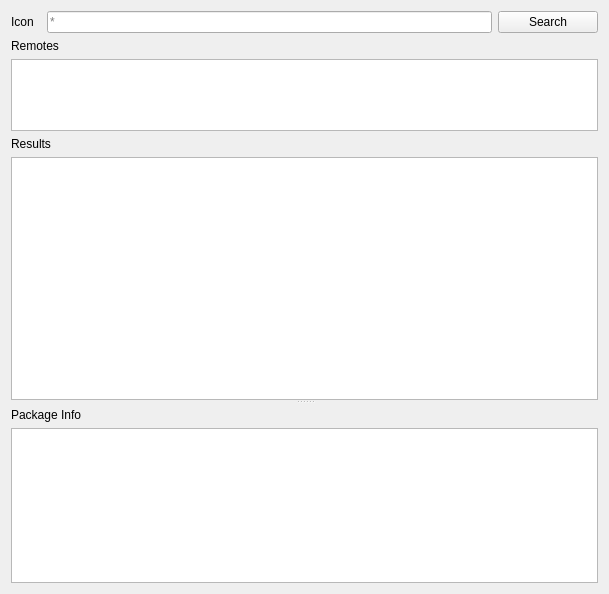
goszpeti/conan_explorer, file src/conan_app_launcher/ui/views/conan_search/conan_search.ui: the form before one commit.
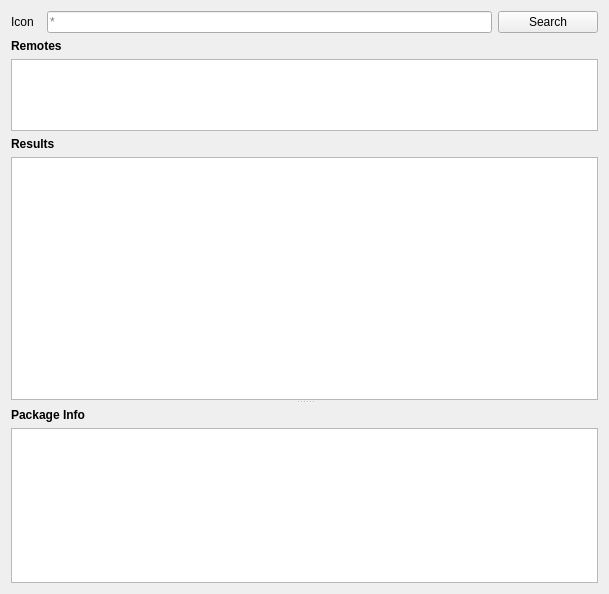
The form after the commit. Custom widgets are drawn as their Qt base class.

```diff
--- a/src/conan_app_launcher/ui/views/conan_search/conan_search.ui
+++ b/src/conan_app_launcher/ui/views/conan_search/conan_search.ui
@@ -127,6 +127,12 @@
          <verstretch>0</verstretch>
         </sizepolicy>
        </property>
+       <property name="font">
+        <font>
+         <weight>75</weight>
+         <bold>true</bold>
+        </font>
+       </property>
        <property name="text">
         <string>Remotes</string>
        </property>
@@ -201,6 +207,12 @@
            <verstretch>0</verstretch>
           </sizepolicy>
          </property>
+         <property name="font">
+          <font>
+           <weight>75</weight>
+           <bold>true</bold>
+          </font>
+         </property>
          <property name="text">
           <string>Results</string>
          </property>
@@ -255,6 +267,12 @@
            <height>0</height>
           </size>
          </property>
+         <property name="font">
+          <font>
+           <weight>75</weight>
+           <bold>true</bold>
+          </font>
+         </property>
          <property name="text">
           <string>Package Info</string>
          </property>
```
